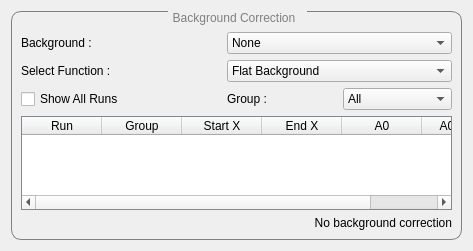
mantidproject/mantid, file scripts/Muon/GUI/Common/corrections_tab_widget/background_corrections_view.ui: the form before one commit.
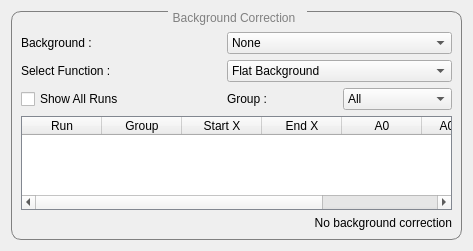
The form after the commit.

```diff
--- a/scripts/Muon/GUI/Common/corrections_tab_widget/background_corrections_view.ui
+++ b/scripts/Muon/GUI/Common/corrections_tab_widget/background_corrections_view.ui
@@ -103,6 +103,11 @@
           <string>A0 Error</string>
          </property>
         </column>
+        <column>
+         <property name="text">
+          <string>Status</string>
+         </property>
+        </column>
        </widget>
       </item>
       <item row="6" column="2" colspan="2">
```
